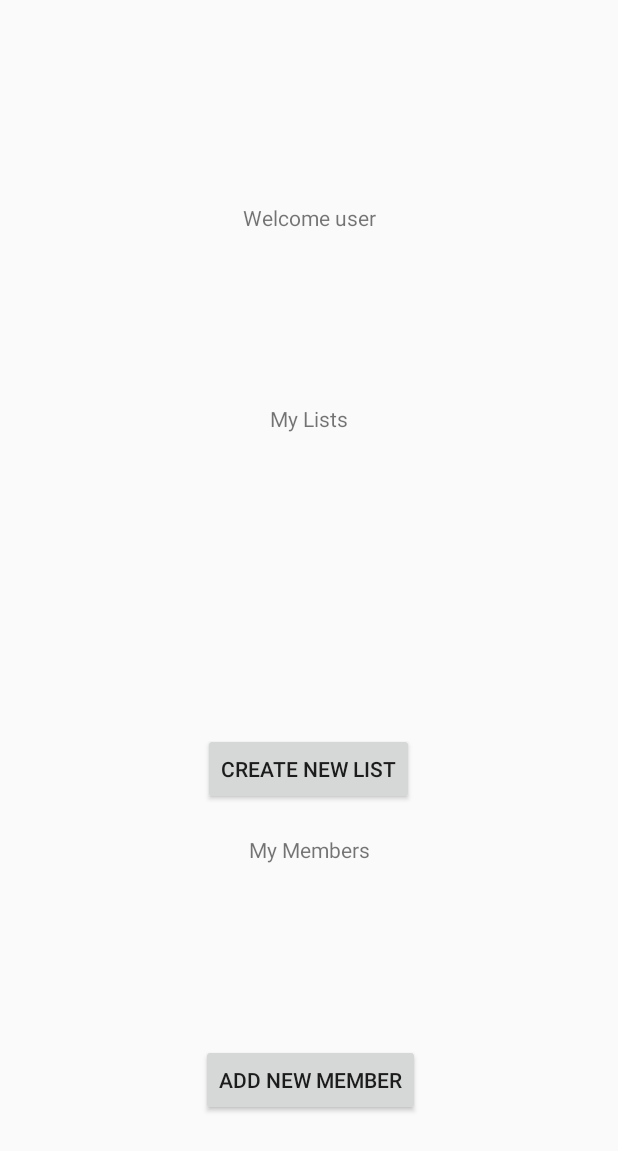
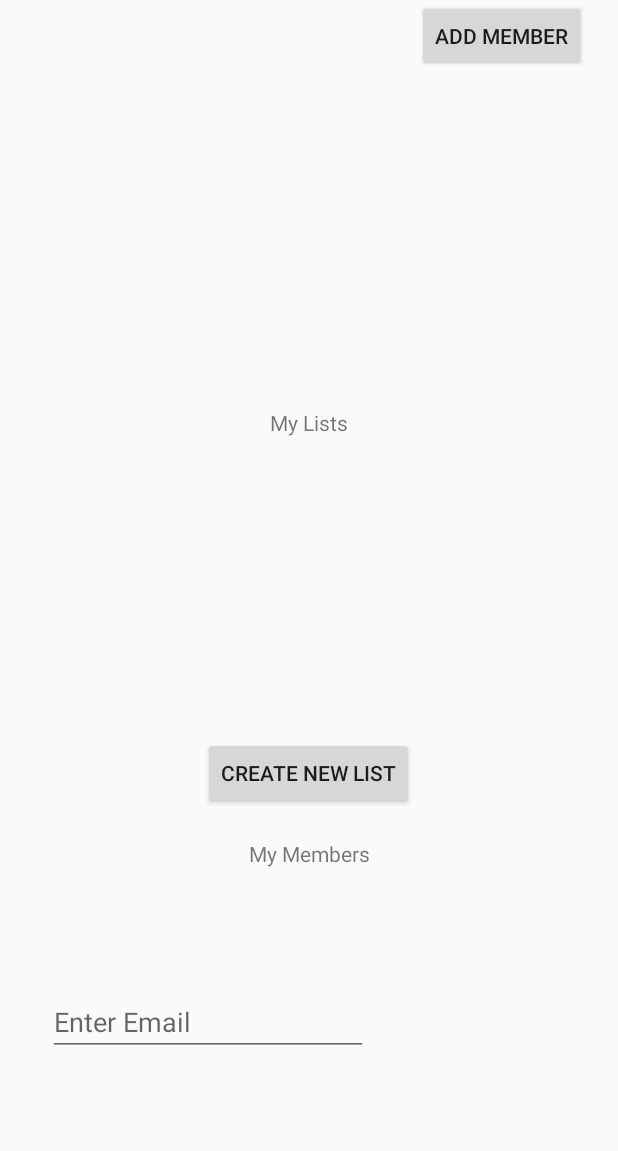
Before and after one commit to gkremosg/Smart_Shopping_Bag1, an Android app: the layout content_main.xml on its own in the app's theme, with its tools: preview values and no code run, on a phone screen of 412 x 824 dp. Shown: the top 1151 px of the screen. Run offline under Robolectric (Android 15) with nearby library versions, the phone set to English and light mode, and no system bars.

Commit message:
Changes 28.02.2021

```diff
--- a/app/src/main/AndroidManifest.xml
+++ b/app/src/main/AndroidManifest.xml
@@ -25,15 +25,15 @@
             android:name=".MainActivity"
             android:parentActivityName=".LoginActivity">
         </activity>
+        <!--
         <activity
             android:name=".AddNewMember"
             android:parentActivityName=".MainActivity">
-            <!--<intent-filter>
+            <!-<intent-filter>
                <action android:name="android.intent.action.MAIN" />
 
                <category android:name="android.intent.category.LAUNCHER" />
            </intent-filter>-->
-        </activity>
 
 
        </application>
--- a/app/src/main/res/layout/content_main.xml
+++ b/app/src/main/res/layout/content_main.xml
@@ -19,17 +19,6 @@
         app:layout_constraintHorizontal_bias="0.498"
         app:layout_constraintStart_toStartOf="parent" />
 
-    <Button
-        android:id="@+id/addNewMemberbtn"
-        android:layout_width="wrap_content"
-        android:layout_height="wrap_content"
-        android:layout_marginBottom="80dp"
-        android:text="Add new member"
-        app:layout_constraintBottom_toBottomOf="parent"
-        app:layout_constraintEnd_toEndOf="parent"
-        app:layout_constraintHorizontal_bias="0.503"
-        app:layout_constraintStart_toStartOf="parent" />
-
     <androidx.recyclerview.widget.RecyclerView
         android:id="@+id/recyclerView"
         android:layout_width="300dp"
@@ -40,11 +29,11 @@
         app:layout_constraintStart_toStartOf="parent" />
 
     <TextView
-        android:id="@+id/textView4"
+        android:id="@+id/Welcometext"
         android:layout_width="wrap_content"
         android:layout_height="wrap_content"
-        android:layout_marginTop="20dp"
-        android:text="Welcome user"
+        android:layout_marginTop="10dp"
+        android:text=""
         app:layout_constraintBottom_toTopOf="@+id/textView5"
         app:layout_constraintEnd_toEndOf="parent"
         app:layout_constraintStart_toStartOf="parent"
@@ -62,8 +51,8 @@
     <androidx.recyclerview.widget.RecyclerView
         android:id="@+id/recyclerViewMyMembers"
         android:layout_width="300dp"
-        android:layout_height="120dp"
-        app:layout_constraintBottom_toTopOf="@+id/addNewMemberbtn"
+        android:layout_height="80dp"
+        app:layout_constraintBottom_toTopOf="@+id/AddNewMember"
         app:layout_constraintEnd_toEndOf="parent"
         app:layout_constraintHorizontal_bias="0.495"
         app:layout_constraintStart_toStartOf="parent" />
@@ -77,55 +66,37 @@
         app:layout_constraintEnd_toEndOf="parent"
         app:layout_constraintStart_toStartOf="parent" />
 
-    <!--
-       <TextView
-           android:id="@+id/textView4"
-           android:layout_width="62dp"
-           android:layout_height="wrap_content"
-           android:layout_marginTop="16dp"
-           android:text="Welcome "
-           app:layout_constraintEnd_toEndOf="parent"
-           app:layout_constraintHorizontal_bias="0.498"
-           app:layout_constraintStart_toStartOf="parent"
-           app:layout_constraintTop_toTopOf="parent" />
+    <EditText
+        android:id="@+id/AddNewMember"
+        android:layout_width="wrap_content"
+        android:layout_height="wrap_content"
+        android:layout_marginStart="32dp"
+        android:layout_marginBottom="120dp"
+        android:ems="10"
+        android:hint="Enter Email"
+        android:inputType="textEmailAddress"
+        app:layout_constraintBottom_toBottomOf="parent"
+        app:layout_constraintStart_toStartOf="parent" />
 
-       <TextView
-           android:id="@+id/textView6"
-           android:layout_width="wrap_content"
-           android:layout_height="wrap_content"
-           android:layout_marginBottom="16dp"
-           android:text="Choose Shopping members:"
-           app:layout_constraintBottom_toTopOf="@+id/gallery_memberlist"
-           app:layout_constraintEnd_toEndOf="parent"
-           app:layout_constraintStart_toStartOf="parent" />
+    <Button
+        android:id="@+id/addmemberbtn"
+        android:layout_width="wrap_content"
+        android:layout_height="wrap_content"
+        android:text="Add Member"
+        app:layout_constraintEnd_toEndOf="parent"
+        app:layout_constraintHorizontal_bias="0.602"
+        app:layout_constraintStart_toEndOf="@+id/AddNewMember"
+        tools:layout_editor_absoluteY="566dp"
+        tools:ignore="MissingConstraints" />
 
-       <TextView
-           android:id="@+id/textView5"
-           android:layout_width="wrap_content"
-           android:layout_height="wrap_content"
-           android:layout_marginTop="16dp"
-           android:text="Choose Shoppingbag list:"
-           app:layout_constraintBottom_toTopOf="@+id/gallery_shoppinglist"
-           app:layout_constraintEnd_toEndOf="parent"
-           app:layout_constraintStart_toStartOf="parent"
-           app:layout_constraintTop_toBottomOf="@+id/textView4" />
-
-       <androidx.recyclerview.widget.RecyclerView
-           android:id="@+id/gallery_memberlist"
-           android:layout_width="300dp"
-           android:layout_height="120dp"
-           app:layout_constraintBottom_toTopOf="@+id/addNewMemberbtn"
-           app:layout_constraintEnd_toEndOf="parent"
-           app:layout_constraintStart_toStartOf="parent" />
-
-       <androidx.recyclerview.widget.RecyclerView
-           android:id="@+id/gallery_shoppinglist"
-           android:layout_width="300dp"
-           android:layout_height="163dp"
-           android:layout_marginBottom="16dp"
-           app:layout_constraintBottom_toTopOf="@+id/createNewListbtn"
-           app:layout_constraintEnd_toEndOf="parent"
-           app:layout_constraintStart_toStartOf="parent" />
-   -->
+    <TextView
+        android:id="@+id/status"
+        android:layout_width="match_parent"
+        android:layout_height="wrap_content"
+        android:layout_marginTop="8dp"
+        android:text=""
+        android:textSize="25dp"
+        app:layout_constraintTop_toBottomOf="@+id/addmemberbtn"
+        tools:layout_editor_absoluteX="0dp" />
 
    </androidx.constraintlayout.widget.ConstraintLayout>
```
Also changed, not shown: app/src/main/java/com/example/smartshoppingbag/LoginActivity.java (+3 -5 lines), app/src/main/java/com/example/smartshoppingbag/MainActivity.java (+122 -25 lines).
